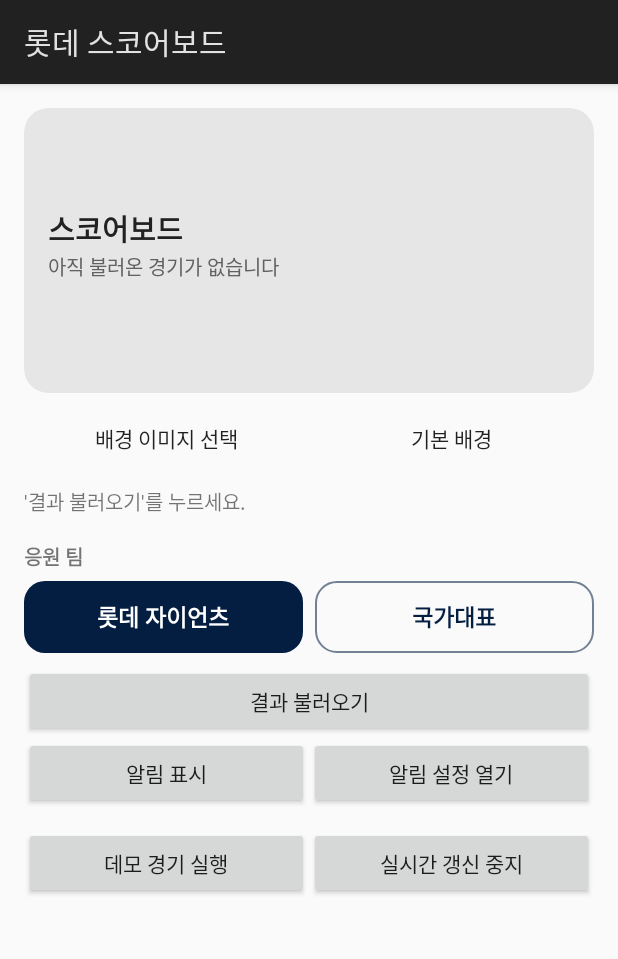
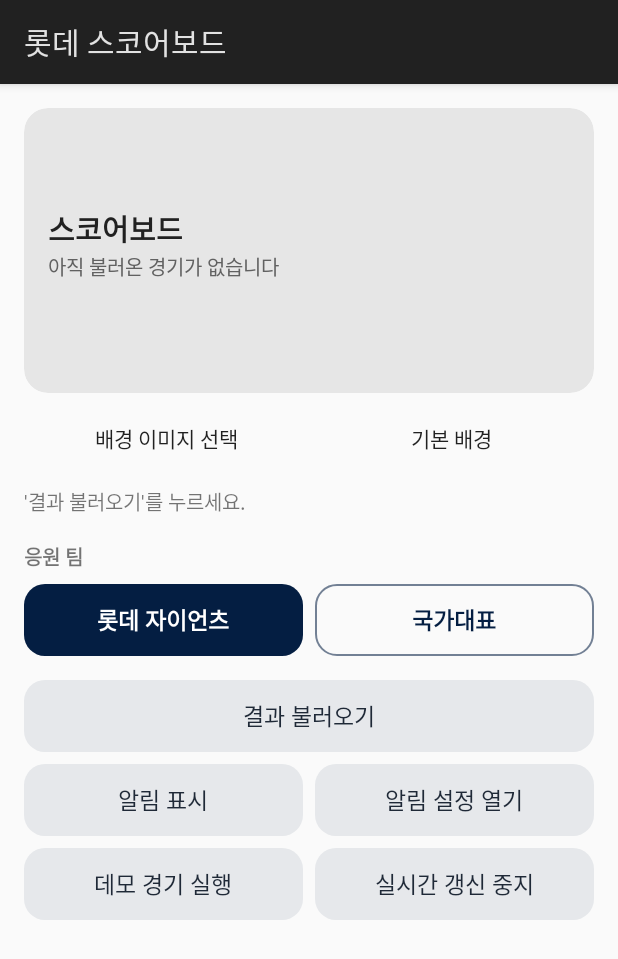
Before and after one commit to yoonheon051/giants, an Android app: the screen it shows after launch (MainActivity), on a phone screen of 412 x 824 dp. Shown: the top 959 px of the screen. Run offline under Robolectric (Android 15) with nearby library versions, the phone set to English and light mode, and no system bars; 1 statement that could not run was skipped.

Commit message:
하단 버튼 간격·폭 통일
- 기본 버튼의 보이지 않는 여백과 그림자 때문에 토글과 폭·간격이 어긋나던 문제 수정
- 모든 하단 버튼을 같은 평평한 스타일(높이 48dp, 둥근 모서리 14dp)로 통일
- 행·열 간격을 토글과 같은 8dp로 맞춤

Co-Authored-By: Claude Opus 5.5 <noreply@anthropic.com>
Claude-Session: https://claude.ai/code/session_01DWNHkfmbEMvaTfCWG21Gcw

```diff
--- /dev/null
+++ b/app/src/main/res/drawable/action_button_bg.xml
@@ -0,0 +1,10 @@
+<?xml version="1.0" encoding="utf-8"?>
+<!-- 하단 버튼 공통 배경: 연한 회색 둥근 사각형 + 누를 때 물결 효과 (토글과 같은 모서리) -->
+<ripple xmlns:android="http://schemas.android.com/apk/res/android" android:color="#1F000000">
+    <item>
+        <shape android:shape="rectangle">
+            <solid android:color="#FFE6E8EB" />
+            <corners android:radius="14dp" />
+        </shape>
+    </item>
+</ripple>
--- a/app/src/main/res/layout/activity_main.xml
+++ b/app/src/main/res/layout/activity_main.xml
@@ -107,7 +107,7 @@
             android:id="@+id/teamToggle"
             android:layout_width="match_parent"
             android:layout_height="wrap_content"
-            android:layout_marginTop="6dp"
+            android:layout_marginTop="8dp"
             android:orientation="horizontal">
 
             <RadioButton
@@ -139,29 +139,33 @@
                 android:textStyle="bold" />
         </RadioGroup>
 
+        <!-- 하단 버튼: 모두 같은 스타일, 행·열 간격 8dp (위 토글의 4dp+4dp와 동일) -->
         <Button
             android:id="@+id/btnRefresh"
+            style="@style/ActionButton"
             android:layout_width="match_parent"
-            android:layout_height="wrap_content"
-            android:layout_marginTop="8dp"
+            android:layout_marginTop="16dp"
             android:text="@string/refresh" />
 
         <LinearLayout
             android:layout_width="match_parent"
             android:layout_height="wrap_content"
+            android:layout_marginTop="8dp"
             android:orientation="horizontal">
 
             <Button
                 android:id="@+id/btnShow"
+                style="@style/ActionButton"
                 android:layout_width="0dp"
-                android:layout_height="wrap_content"
+                android:layout_marginEnd="4dp"
                 android:layout_weight="1"
                 android:text="@string/show_notification" />
 
             <Button
                 android:id="@+id/btnNotifSettings"
+                style="@style/ActionButton"
                 android:layout_width="0dp"
-                android:layout_height="wrap_content"
+                android:layout_marginStart="4dp"
                 android:layout_weight="1"
                 android:text="@string/notification_settings" />
         </LinearLayout>
@@ -169,20 +173,22 @@
         <LinearLayout
             android:layout_width="match_parent"
             android:layout_height="wrap_content"
-            android:layout_marginTop="12dp"
+            android:layout_marginTop="8dp"
             android:orientation="horizontal">
 
             <Button
                 android:id="@+id/btnDemo"
+                style="@style/ActionButton"
                 android:layout_width="0dp"
-                android:layout_height="wrap_content"
+                android:layout_marginEnd="4dp"
                 android:layout_weight="1"
                 android:text="@string/demo" />
 
             <Button
                 android:id="@+id/btnStopLive"
+                style="@style/ActionButton"
                 android:layout_width="0dp"
-                android:layout_height="wrap_content"
+                android:layout_marginStart="4dp"
                 android:layout_weight="1"
                 android:text="@string/stop_live" />
         </LinearLayout>
--- /dev/null
+++ b/app/src/main/res/values/styles.xml
@@ -0,0 +1,17 @@
+<?xml version="1.0" encoding="utf-8"?>
+<resources>
+    <!--
+      하단 버튼 공통 스타일. 기본 버튼은 보이지 않는 여백과 그림자가 있어 토글과 폭·간격이 어긋나므로
+      여백·그림자 없는 평평한 버튼으로 통일하고, 간격은 레이아웃의 8dp로만 맞춘다.
+    -->
+    <style name="ActionButton">
+        <item name="android:layout_height">48dp</item>
+        <item name="android:background">@drawable/action_button_bg</item>
+        <item name="android:stateListAnimator">@null</item>
+        <item name="android:minHeight">0dp</item>
+        <item name="android:minWidth">0dp</item>
+        <item name="android:textColor">#FF1F2937</item>
+        <item name="android:textSize">15sp</item>
+        <item name="android:textAllCaps">false</item>
+    </style>
+</resources>
```
